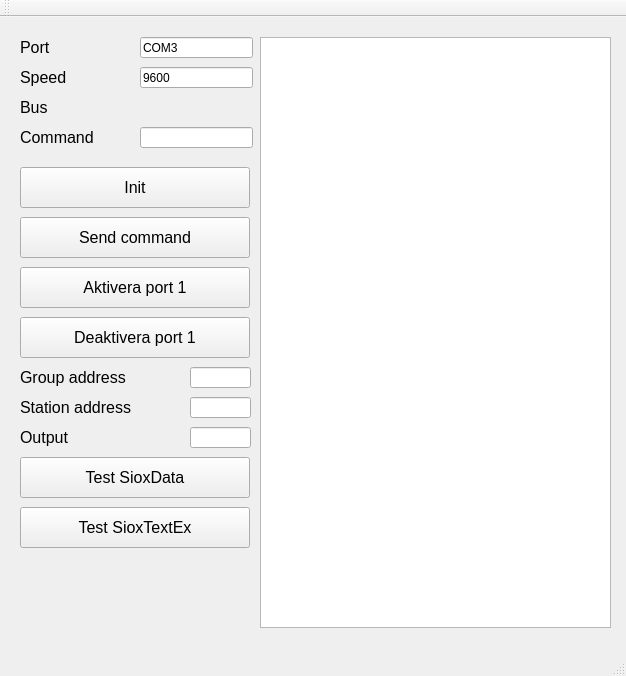
Old version of the form mainwindow.ui in the repository dennis-andersson/sioxtest.
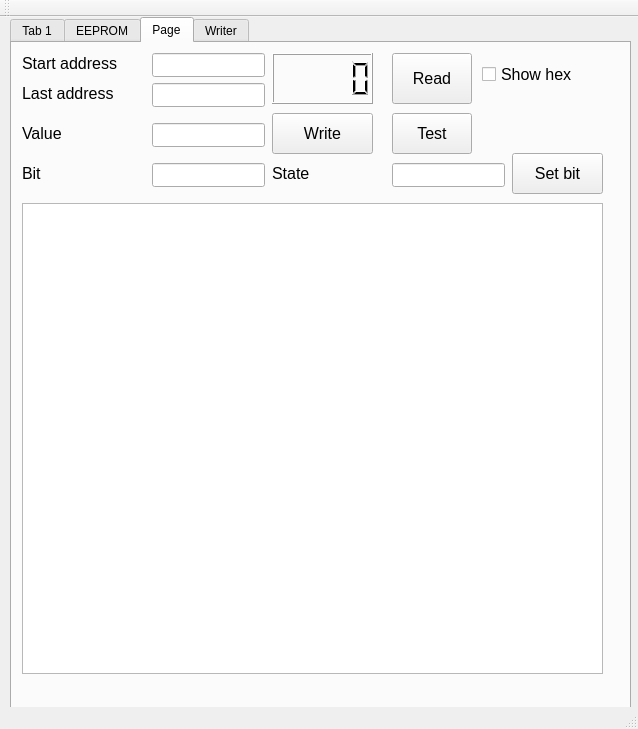
New version of the form.

```diff
--- a/mainwindow.ui
+++ b/mainwindow.ui
@@ -6,350 +6,759 @@
    <rect>
     <x>0</x>
     <y>0</y>
-    <width>626</width>
-    <height>676</height>
+    <width>638</width>
+    <height>729</height>
    </rect>
   </property>
   <property name="windowTitle">
    <string>sioxtest</string>
   </property>
   <widget class="QWidget" name="centralWidget">
-   <widget class="QLabel" name="portLabel">
+   <widget class="QTabWidget" name="tabWidget">
     <property name="geometry">
      <rect>
-      <x>20</x>
-      <y>20</y>
-      <width>49</width>
-      <height>21</height>
+      <x>10</x>
+      <y>0</y>
+      <width>621</width>
+      <height>701</height>
      </rect>
     </property>
-    <property name="font">
-     <font>
-      <pointsize>12</pointsize>
-     </font>
+    <property name="currentIndex">
+     <number>2</number>
     </property>
-    <property name="text">
-     <string>Port</string>
-    </property>
-   </widget>
-   <widget class="QLineEdit" name="portTextbox">
-    <property name="geometry">
-     <rect>
-      <x>140</x>
-      <y>20</y>
-      <width>113</width>
-      <height>21</height>
-     </rect>
-    </property>
-    <property name="text">
-     <string>COM3</string>
-    </property>
-   </widget>
-   <widget class="QTextEdit" name="log">
-    <property name="geometry">
-     <rect>
-      <x>260</x>
-      <y>20</y>
-      <width>351</width>
-      <height>591</height>
-     </rect>
-    </property>
-   </widget>
-   <widget class="QPushButton" name="activatePort1">
-    <property name="geometry">
-     <rect>
-      <x>20</x>
-      <y>250</y>
-      <width>230</width>
-      <height>41</height>
-     </rect>
-    </property>
-    <property name="font">
-     <font>
-      <pointsize>12</pointsize>
-     </font>
-    </property>
-    <property name="text">
-     <string>Aktivera port 1</string>
-    </property>
-   </widget>
-   <widget class="QPushButton" name="deactivatePort1">
-    <property name="geometry">
-     <rect>
-      <x>20</x>
-      <y>300</y>
-      <width>230</width>
-      <height>41</height>
-     </rect>
-    </property>
-    <property name="font">
-     <font>
-      <pointsize>12</pointsize>
-     </font>
-    </property>
-    <property name="text">
-     <string>Deaktivera port 1</string>
-    </property>
-   </widget>
-   <widget class="QPushButton" name="initButton">
-    <property name="geometry">
-     <rect>
-      <x>20</x>
-      <y>150</y>
-      <width>230</width>
-      <height>41</height>
-     </rect>
-    </property>
-    <property name="font">
-     <font>
-      <pointsize>12</pointsize>
-     </font>
-    </property>
-    <property name="text">
-     <string>Init</string>
-    </property>
-   </widget>
-   <widget class="QLabel" name="busLabel">
-    <property name="geometry">
-     <rect>
-      <x>20</x>
-      <y>80</y>
-      <width>49</width>
-      <height>21</height>
-     </rect>
-    </property>
-    <property name="font">
-     <font>
-      <pointsize>12</pointsize>
-     </font>
-    </property>
-    <property name="text">
-     <string>Bus</string>
-    </property>
-   </widget>
-   <widget class="QLabel" name="busNumberLabel">
-    <property name="geometry">
-     <rect>
-      <x>140</x>
-      <y>80</y>
-      <width>111</width>
-      <height>21</height>
-     </rect>
-    </property>
-    <property name="font">
-     <font>
-      <pointsize>12</pointsize>
-     </font>
-    </property>
-    <property name="text">
-     <string/>
-    </property>
-   </widget>
-   <widget class="QLabel" name="commandLabel">
-    <property name="geometry">
-     <rect>
-      <x>20</x>
-      <y>110</y>
-      <width>91</width>
-      <height>21</height>
-     </rect>
-    </property>
-    <property name="font">
-     <font>
-      <pointsize>12</pointsize>
-     </font>
-    </property>
-    <property name="text">
-     <string>Command</string>
-    </property>
-   </widget>
-   <widget class="QLineEdit" name="commandTextbox">
-    <property name="geometry">
-     <rect>
-      <x>140</x>
-      <y>110</y>
-      <width>113</width>
-      <height>21</height>
-     </rect>
-    </property>
-   </widget>
-   <widget class="QPushButton" name="sendCommand">
-    <property name="geometry">
-     <rect>
-      <x>20</x>
-      <y>200</y>
-      <width>230</width>
-      <height>41</height>
-     </rect>
-    </property>
-    <property name="font">
-     <font>
-      <pointsize>12</pointsize>
-     </font>
-    </property>
-    <property name="text">
-     <string>Send command</string>
-    </property>
-   </widget>
-   <widget class="QLineEdit" name="speedTextbox">
-    <property name="geometry">
-     <rect>
-      <x>140</x>
-      <y>50</y>
-      <width>113</width>
-      <height>21</height>
-     </rect>
-    </property>
-    <property name="text">
-     <string>9600</string>
-    </property>
-   </widget>
-   <widget class="QLabel" name="speedLabel">
-    <property name="geometry">
-     <rect>
-      <x>20</x>
-      <y>50</y>
-      <width>81</width>
-      <height>21</height>
-     </rect>
-    </property>
-    <property name="font">
-     <font>
-      <pointsize>12</pointsize>
-     </font>
-    </property>
-    <property name="text">
-     <string>Speed</string>
-    </property>
-   </widget>
-   <widget class="QPushButton" name="testSioxData">
-    <property name="geometry">
-     <rect>
-      <x>20</x>
-      <y>440</y>
-      <width>230</width>
-      <height>41</height>
-     </rect>
-    </property>
-    <property name="font">
-     <font>
-      <pointsize>12</pointsize>
-     </font>
-    </property>
-    <property name="text">
-     <string>Test SioxData</string>
-    </property>
-   </widget>
-   <widget class="QPushButton" name="testSioxTextEx">
-    <property name="geometry">
-     <rect>
-      <x>20</x>
-      <y>490</y>
-      <width>230</width>
-      <height>41</height>
-     </rect>
-    </property>
-    <property name="font">
-     <font>
-      <pointsize>12</pointsize>
-     </font>
-    </property>
-    <property name="text">
-     <string>Test SioxTextEx</string>
-    </property>
-   </widget>
-   <widget class="QLabel" name="groupAddressLabel">
-    <property name="geometry">
-     <rect>
-      <x>20</x>
-      <y>350</y>
-      <width>131</width>
-      <height>21</height>
-     </rect>
-    </property>
-    <property name="font">
-     <font>
-      <pointsize>12</pointsize>
-     </font>
-    </property>
-    <property name="text">
-     <string>Group address</string>
-    </property>
-   </widget>
-   <widget class="QLabel" name="stationAddressLabel">
-    <property name="geometry">
-     <rect>
-      <x>20</x>
-      <y>380</y>
-      <width>131</width>
-      <height>21</height>
-     </rect>
-    </property>
-    <property name="font">
-     <font>
-      <pointsize>12</pointsize>
-     </font>
-    </property>
-    <property name="text">
-     <string>Station address</string>
-    </property>
-   </widget>
-   <widget class="QLabel" name="outputLabel">
-    <property name="geometry">
-     <rect>
-      <x>20</x>
-      <y>410</y>
-      <width>121</width>
-      <height>21</height>
-     </rect>
-    </property>
-    <property name="font">
-     <font>
-      <pointsize>12</pointsize>
-     </font>
-    </property>
-    <property name="text">
-     <string>Output</string>
-    </property>
-   </widget>
-   <widget class="QLineEdit" name="groupAddressTextBox">
-    <property name="geometry">
-     <rect>
-      <x>190</x>
-      <y>350</y>
-      <width>61</width>
-      <height>21</height>
-     </rect>
-    </property>
-    <property name="text">
-     <string/>
-    </property>
-   </widget>
-   <widget class="QLineEdit" name="outputTextBox">
-    <property name="geometry">
-     <rect>
-      <x>190</x>
-      <y>410</y>
-      <width>61</width>
-      <height>21</height>
-     </rect>
-    </property>
-    <property name="text">
-     <string/>
-    </property>
-   </widget>
-   <widget class="QLineEdit" name="stationAddressTextBox">
-    <property name="geometry">
-     <rect>
-      <x>190</x>
-      <y>380</y>
-      <width>61</width>
-      <height>21</height>
-     </rect>
-    </property>
-    <property name="text">
-     <string/>
-    </property>
+    <widget class="QWidget" name="tab">
+     <attribute name="title">
+      <string>Tab 1</string>
+     </attribute>
+     <widget class="QLineEdit" name="stationAddressTextBox">
+      <property name="geometry">
+       <rect>
+        <x>180</x>
+        <y>370</y>
+        <width>61</width>
+        <height>21</height>
+       </rect>
+      </property>
+      <property name="text">
+       <string/>
+      </property>
+     </widget>
+     <widget class="QLabel" name="busNumberLabel">
+      <property name="geometry">
+       <rect>
+        <x>130</x>
+        <y>70</y>
+        <width>111</width>
+        <height>21</height>
+       </rect>
+      </property>
+      <property name="font">
+       <font>
+        <pointsize>12</pointsize>
+       </font>
+      </property>
+      <property name="text">
+       <string/>
+      </property>
+     </widget>
+     <widget class="QLabel" name="stationAddressLabel">
+      <property name="geometry">
+       <rect>
+        <x>10</x>
+        <y>370</y>
+        <width>131</width>
+        <height>21</height>
+       </rect>
+      </property>
+      <property name="font">
+       <font>
+        <pointsize>12</pointsize>
+       </font>
+      </property>
+      <property name="text">
+       <string>Station address</string>
+      </property>
+     </widget>
+     <widget class="QPushButton" name="activatePort1">
+      <property name="geometry">
+       <rect>
+        <x>10</x>
+        <y>240</y>
+        <width>230</width>
+        <height>41</height>
+       </rect>
+      </property>
+      <property name="font">
+       <font>
+        <pointsize>12</pointsize>
+       </font>
+      </property>
+      <property name="text">
+       <string>Aktivera port 1</string>
+      </property>
+     </widget>
+     <widget class="QLineEdit" name="outputTextBox">
+      <property name="geometry">
+       <rect>
+        <x>180</x>
+        <y>400</y>
+        <width>61</width>
+        <height>21</height>
+       </rect>
+      </property>
+      <property name="text">
+       <string/>
+      </property>
+     </widget>
+     <widget class="QLabel" name="commandLabel">
+      <property name="geometry">
+       <rect>
+        <x>10</x>
+        <y>100</y>
+        <width>91</width>
+        <height>21</height>
+       </rect>
+      </property>
+      <property name="font">
+       <font>
+        <pointsize>12</pointsize>
+       </font>
+      </property>
+      <property name="text">
+       <string>Command</string>
+      </property>
+     </widget>
+     <widget class="QLabel" name="portLabel">
+      <property name="geometry">
+       <rect>
+        <x>10</x>
+        <y>10</y>
+        <width>49</width>
+        <height>21</height>
+       </rect>
+      </property>
+      <property name="font">
+       <font>
+        <pointsize>12</pointsize>
+       </font>
+      </property>
+      <property name="text">
+       <string>Port</string>
+      </property>
+     </widget>
+     <widget class="QTextEdit" name="log">
+      <property name="geometry">
+       <rect>
+        <x>250</x>
+        <y>10</y>
+        <width>351</width>
+        <height>591</height>
+       </rect>
+      </property>
+     </widget>
+     <widget class="QLabel" name="speedLabel">
+      <property name="geometry">
+       <rect>
+        <x>10</x>
+        <y>40</y>
+        <width>81</width>
+        <height>21</height>
+       </rect>
+      </property>
+      <property name="font">
+       <font>
+        <pointsize>12</pointsize>
+       </font>
+      </property>
+      <property name="text">
+       <string>Speed</string>
+      </property>
+     </widget>
+     <widget class="QLabel" name="groupAddressLabel">
+      <property name="geometry">
+       <rect>
+        <x>10</x>
+        <y>340</y>
+        <width>131</width>
+        <height>21</height>
+       </rect>
+      </property>
+      <property name="font">
+       <font>
+        <pointsize>12</pointsize>
+       </font>
+      </property>
+      <property name="text">
+       <string>Group address</string>
+      </property>
+     </widget>
+     <widget class="QLabel" name="busLabel">
+      <property name="geometry">
+       <rect>
+        <x>10</x>
+        <y>70</y>
+        <width>49</width>
+        <height>21</height>
+       </rect>
+      </property>
+      <property name="font">
+       <font>
+        <pointsize>12</pointsize>
+       </font>
+      </property>
+      <property name="text">
+       <string>Bus</string>
+      </property>
+     </widget>
+     <widget class="QPushButton" name="initButton">
+      <property name="geometry">
+       <rect>
+        <x>10</x>
+        <y>140</y>
+        <width>230</width>
+        <height>41</height>
+       </rect>
+      </property>
+      <property name="font">
+       <font>
+        <pointsize>12</pointsize>
+       </font>
+      </property>
+      <property name="text">
+       <string>Init</string>
+      </property>
+     </widget>
+     <widget class="QLineEdit" name="commandTextbox">
+      <property name="geometry">
+       <rect>
+        <x>130</x>
+        <y>100</y>
+        <width>113</width>
+        <height>21</height>
+       </rect>
+      </property>
+     </widget>
+     <widget class="QLabel" name="outputLabel">
+      <property name="geometry">
+       <rect>
+        <x>10</x>
+        <y>400</y>
+        <width>121</width>
+        <height>21</height>
+       </rect>
+      </property>
+      <property name="font">
+       <font>
+        <pointsize>12</pointsize>
+       </font>
+      </property>
+      <property name="text">
+       <string>Output</string>
+      </property>
+     </widget>
+     <widget class="QLineEdit" name="speedTextbox">
+      <property name="geometry">
+       <rect>
+        <x>130</x>
+        <y>40</y>
+        <width>113</width>
+        <height>21</height>
+       </rect>
+      </property>
+      <property name="text">
+       <string>9600</string>
+      </property>
+     </widget>
+     <widget class="QPushButton" name="testSioxData">
+      <property name="geometry">
+       <rect>
+        <x>10</x>
+        <y>430</y>
+        <width>230</width>
+        <height>41</height>
+       </rect>
+      </property>
+      <property name="font">
+       <font>
+        <pointsize>12</pointsize>
+       </font>
+      </property>
+      <property name="text">
+       <string>Test SioxData</string>
+      </property>
+     </widget>
+     <widget class="QPushButton" name="sendCommand">
+      <property name="geometry">
+       <rect>
+        <x>10</x>
+        <y>190</y>
+        <width>230</width>
+        <height>41</height>
+       </rect>
+      </property>
+      <property name="font">
+       <font>
+        <pointsize>12</pointsize>
+       </font>
+      </property>
+      <property name="text">
+       <string>Send command</string>
+      </property>
+     </widget>
+     <widget class="QLineEdit" name="groupAddressTextBox">
+      <property name="geometry">
+       <rect>
+        <x>180</x>
+        <y>340</y>
+        <width>61</width>
+        <height>21</height>
+       </rect>
+      </property>
+      <property name="text">
+       <string/>
+      </property>
+     </widget>
+     <widget class="QPushButton" name="deactivatePort1">
+      <property name="geometry">
+       <rect>
+        <x>10</x>
+        <y>290</y>
+        <width>230</width>
+        <height>41</height>
+       </rect>
+      </property>
+      <property name="font">
+       <font>
+        <pointsize>12</pointsize>
+       </font>
+      </property>
+      <property name="text">
+       <string>Deaktivera port 1</string>
+      </property>
+     </widget>
+     <widget class="QLineEdit" name="portTextbox">
+      <property name="geometry">
+       <rect>
+        <x>130</x>
+        <y>10</y>
+        <width>113</width>
+        <height>21</height>
+       </rect>
+      </property>
+      <property name="text">
+       <string>COM3</string>
+      </property>
+     </widget>
+     <widget class="QPushButton" name="testSioxText">
+      <property name="geometry">
+       <rect>
+        <x>10</x>
+        <y>480</y>
+        <width>230</width>
+        <height>41</height>
+       </rect>
+      </property>
+      <property name="font">
+       <font>
+        <pointsize>12</pointsize>
+       </font>
+      </property>
+      <property name="text">
+       <string>Test SioxText</string>
+      </property>
+     </widget>
+     <widget class="QPushButton" name="testRAMWrite">
+      <property name="geometry">
+       <rect>
+        <x>10</x>
+        <y>530</y>
+        <width>230</width>
+        <height>41</height>
+       </rect>
+      </property>
+      <property name="font">
+       <font>
+        <pointsize>12</pointsize>
+       </font>
+      </property>
+      <property name="text">
+       <string>Test RAM Write</string>
+      </property>
+     </widget>
+    </widget>
+    <widget class="QWidget" name="eepromTab">
+     <attribute name="title">
+      <string>EEPROM</string>
+     </attribute>
+     <widget class="QTextEdit" name="eepromTextEdit">
+      <property name="geometry">
+       <rect>
+        <x>0</x>
+        <y>0</y>
+        <width>601</width>
+        <height>611</height>
+       </rect>
+      </property>
+      <property name="font">
+       <font>
+        <family>Consolas</family>
+        <pointsize>16</pointsize>
+       </font>
+      </property>
+     </widget>
+    </widget>
+    <widget class="QWidget" name="tab_2">
+     <attribute name="title">
+      <string>Page</string>
+     </attribute>
+     <widget class="QLabel" name="startAddressLabel">
+      <property name="geometry">
+       <rect>
+        <x>10</x>
+        <y>10</y>
+        <width>131</width>
+        <height>21</height>
+       </rect>
+      </property>
+      <property name="font">
+       <font>
+        <pointsize>12</pointsize>
+       </font>
+      </property>
+      <property name="text">
+       <string>Start address</string>
+      </property>
+     </widget>
+     <widget class="QLabel" name="lastAddressLabel">
+      <property name="geometry">
+       <rect>
+        <x>10</x>
+        <y>40</y>
+        <width>121</width>
+        <height>21</height>
+       </rect>
+      </property>
+      <property name="font">
+       <font>
+        <pointsize>12</pointsize>
+       </font>
+      </property>
+      <property name="text">
+       <string>Last address</string>
+      </property>
+     </widget>
+     <widget class="QLineEdit" name="startAddressTextBox">
+      <property name="geometry">
+       <rect>
+        <x>140</x>
+        <y>10</y>
+        <width>113</width>
+        <height>24</height>
+       </rect>
+      </property>
+      <property name="font">
+       <font>
+        <pointsize>12</pointsize>
+       </font>
+      </property>
+     </widget>
+     <widget class="QLineEdit" name="lastAddressTextBox">
+      <property name="geometry">
+       <rect>
+        <x>140</x>
+        <y>40</y>
+        <width>113</width>
+        <height>24</height>
+       </rect>
+      </property>
+      <property name="font">
+       <font>
+        <pointsize>12</pointsize>
+       </font>
+      </property>
+     </widget>
+     <widget class="QLCDNumber" name="addressLCD">
+      <property name="geometry">
+       <rect>
+        <x>260</x>
+        <y>10</y>
+        <width>101</width>
+        <height>51</height>
+       </rect>
+      </property>
+      <property name="font">
+       <font>
+        <pointsize>10</pointsize>
+       </font>
+      </property>
+     </widget>
+     <widget class="QPushButton" name="readRAMButton">
+      <property name="geometry">
+       <rect>
+        <x>380</x>
+        <y>10</y>
+        <width>80</width>
+        <height>51</height>
+       </rect>
+      </property>
+      <property name="font">
+       <font>
+        <pointsize>12</pointsize>
+       </font>
+      </property>
+      <property name="text">
+       <string>Read</string>
+      </property>
+     </widget>
+     <widget class="QTextEdit" name="ramOutputTextEdit">
+      <property name="geometry">
+       <rect>
+        <x>10</x>
+        <y>160</y>
+        <width>581</width>
+        <height>471</height>
+       </rect>
+      </property>
+      <property name="font">
+       <font>
+        <family>Consolas</family>
+        <pointsize>16</pointsize>
+       </font>
+      </property>
+     </widget>
+     <widget class="QPushButton" name="testRAMStuffButton">
+      <property name="geometry">
+       <rect>
+        <x>380</x>
+        <y>70</y>
+        <width>80</width>
+        <height>41</height>
+       </rect>
+      </property>
+      <property name="font">
+       <font>
+        <pointsize>12</pointsize>
+       </font>
+      </property>
+      <property name="text">
+       <string>Test</string>
+      </property>
+     </widget>
+     <widget class="QLabel" name="valueLabel">
+      <property name="geometry">
+       <rect>
+        <x>10</x>
+        <y>80</y>
+        <width>121</width>
+        <height>21</height>
+       </rect>
+      </property>
+      <property name="font">
+       <font>
+        <pointsize>12</pointsize>
+       </font>
+      </property>
+      <property name="text">
+       <string>Value</string>
+      </property>
+     </widget>
+     <widget class="QLineEdit" name="valueTextBox">
+      <property name="geometry">
+       <rect>
+        <x>140</x>
+        <y>80</y>
+        <width>113</width>
+        <height>24</height>
+       </rect>
+      </property>
+      <property name="font">
+       <font>
+        <pointsize>12</pointsize>
+       </font>
+      </property>
+     </widget>
+     <widget class="QPushButton" name="writeValueButton">
+      <property name="geometry">
+       <rect>
+        <x>260</x>
+        <y>70</y>
+        <width>101</width>
+        <height>41</height>
+       </rect>
+      </property>
+      <property name="font">
+       <font>
+        <pointsize>12</pointsize>
+       </font>
+      </property>
+      <property name="text">
+       <string>Write</string>
+      </property>
+     </widget>
+     <widget class="QCheckBox" name="showHexCheckBox">
+      <property name="geometry">
+       <rect>
+        <x>470</x>
+        <y>20</y>
+        <width>131</width>
+        <height>22</height>
+       </rect>
+      </property>
+      <property name="font">
+       <font>
+        <pointsize>12</pointsize>
+       </font>
+      </property>
+      <property name="text">
+       <string>Show hex</string>
+      </property>
+     </widget>
+     <widget class="QLabel" name="bitLabel">
+      <property name="geometry">
+       <rect>
+        <x>10</x>
+        <y>120</y>
+        <width>121</width>
+        <height>21</height>
+       </rect>
+      </property>
+      <property name="font">
+       <font>
+        <pointsize>12</pointsize>
+       </font>
+      </property>
+      <property name="text">
+       <string>Bit</string>
+      </property>
+     </widget>
+     <widget class="QLineEdit" name="bitTextBox">
+      <property name="geometry">
+       <rect>
+        <x>140</x>
+        <y>120</y>
+        <width>113</width>
+        <height>24</height>
+       </rect>
+      </property>
+      <property name="font">
+       <font>
+        <pointsize>12</pointsize>
+       </font>
+      </property>
+     </widget>
+     <widget class="QLabel" name="bitStateLabel">
+      <property name="geometry">
+       <rect>
+        <x>260</x>
+        <y>120</y>
+        <width>121</width>
+        <height>21</height>
+       </rect>
+      </property>
+      <property name="font">
+       <font>
+        <pointsize>12</pointsize>
+       </font>
+      </property>
+      <property name="text">
+       <string>State</string>
+      </property>
+     </widget>
+     <widget class="QLineEdit" name="bitStateTextBox">
+      <property name="geometry">
+       <rect>
+        <x>380</x>
+        <y>120</y>
+        <width>113</width>
+        <height>24</height>
+       </rect>
+      </property>
+      <property name="font">
+       <font>
+        <pointsize>12</pointsize>
+       </font>
+      </property>
+     </widget>
+     <widget class="QPushButton" name="setBitButton">
+      <property name="geometry">
+       <rect>
+        <x>500</x>
+        <y>110</y>
+        <width>91</width>
+        <height>41</height>
+       </rect>
+      </property>
+      <property name="font">
+       <font>
+        <pointsize>12</pointsize>
+       </font>
+      </property>
+      <property name="text">
+       <string>Set bit</string>
+      </property>
+     </widget>
+    </widget>
+    <widget class="QWidget" name="writerTab">
+     <attribute name="title">
+      <string>Writer</string>
+     </attribute>
+     <widget class="QLabel" name="label_2">
+      <property name="geometry">
+       <rect>
+        <x>10</x>
+        <y>40</y>
+        <width>121</width>
+        <height>21</height>
+       </rect>
+      </property>
+      <property name="font">
+       <font>
+        <pointsize>12</pointsize>
+       </font>
+      </property>
+      <property name="text">
+       <string>Last address</string>
+      </property>
+     </widget>
+     <widget class="QLabel" name="label_3">
+      <property name="geometry">
+       <rect>
+        <x>10</x>
+        <y>10</y>
+        <width>121</width>
+        <height>21</height>
+       </rect>
+      </property>
+      <property name="font">
+       <font>
+        <pointsize>12</pointsize>
+       </font>
+      </property>
+      <property name="text">
+       <string>Start address</string>
+      </property>
+     </widget>
+     <widget class="QLineEdit" name="lineEdit">
+      <property name="geometry">
+       <rect>
+        <x>320</x>
+        <y>240</y>
+        <width>113</width>
+        <height>24</height>
+       </rect>
+      </property>
+     </widget>
+     <widget class="QLineEdit" name="lineEdit_2">
+      <property name="geometry">
+       <rect>
+        <x>310</x>
+        <y>320</y>
+        <width>113</width>
+        <height>24</height>
+       </rect>
+      </property>
+     </widget>
+    </widget>
    </widget>
   </widget>
   <widget class="QMenuBar" name="menuBar">
@@ -357,8 +766,8 @@
     <rect>
      <x>0</x>
      <y>0</y>
-     <width>626</width>
-     <height>20</height>
+     <width>638</width>
+     <height>25</height>
     </rect>
    </property>
   </widget>
```
Left out of the diff: 1 changed line with no effect on the pictures.
